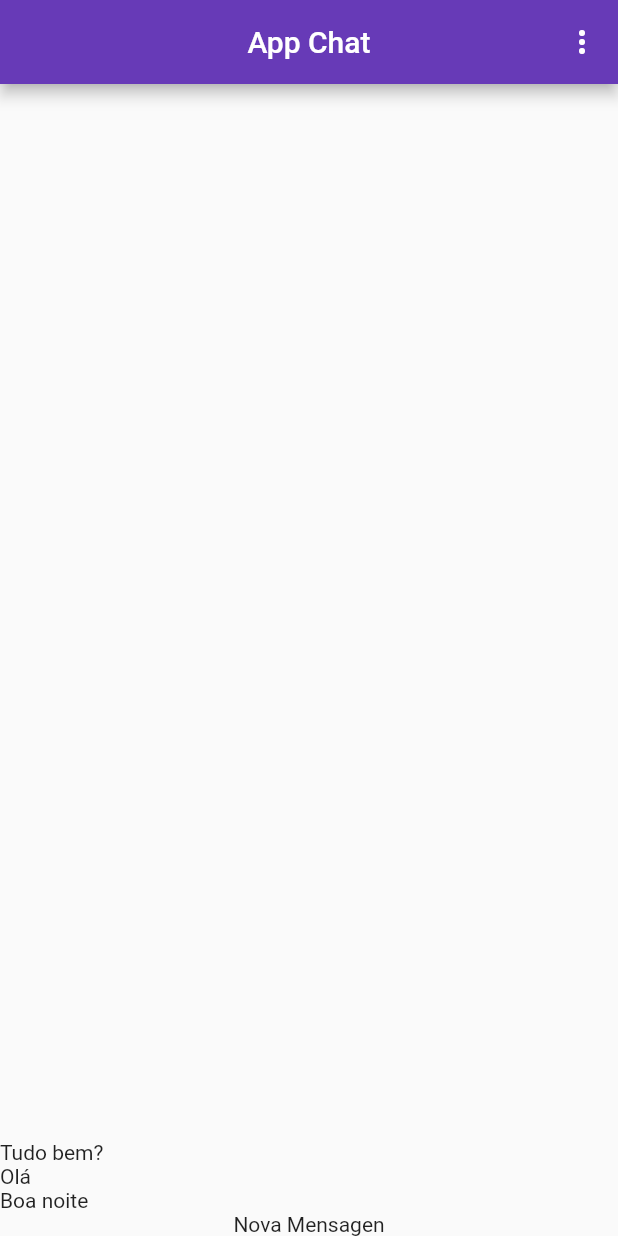
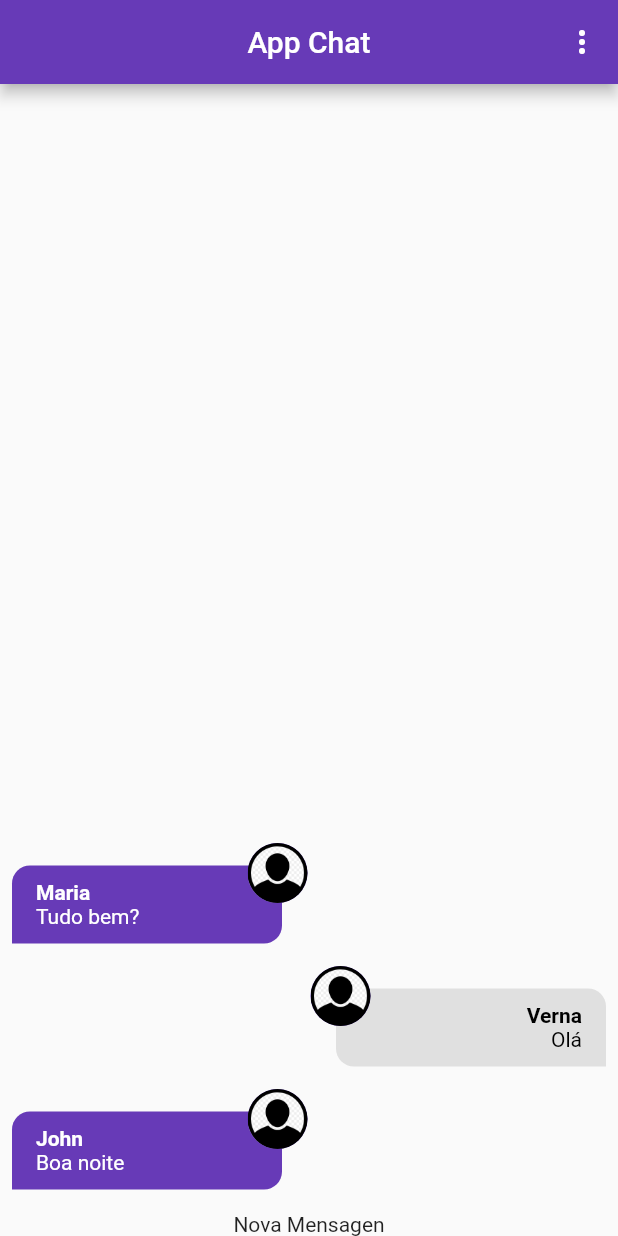
Before and after one commit to John-Rocha/chat-notification, a Flutter app: the screen it shows after launch, on a phone screen of 412 x 824 dp. Run offline on Flutter 3.47's test engine with Material 2 defaults, Android fonts, the phone set to English and light mode, and no system bars; our stand-ins replace firebase_core, image_picker; missing offline and left inert: validatorless; accounts and stored records are empty.

Commit message:
feat: created message bubble component

```diff
--- /dev/null
+++ b/lib/components/message_bubble.dart
@@ -0,0 +1,101 @@
+import 'dart:io';
+
+import 'package:flutter/material.dart';
+
+import 'package:chat_notification/core/models/chat_message.dart';
+
+class MessageBubble extends StatelessWidget {
+  static const _defaultImage = 'assets/images/avatar.png';
+  final ChatMessage message;
+  final bool belongsToCurrentUser;
+
+  const MessageBubble({
+    super.key,
+    required this.message,
+    required this.belongsToCurrentUser,
+  });
+
+  Widget _showUserImage(String imageURL) {
+    ImageProvider? provider;
+    final uri = Uri.parse(imageURL);
+
+    if (uri.path.contains(_defaultImage)) {
+      provider = const AssetImage(_defaultImage);
+    } else if (uri.scheme.contains('http')) {
+      provider = NetworkImage(uri.toString());
+    } else {
+      provider = FileImage(File(uri.toString()));
+    }
+
+    return CircleAvatar(
+      backgroundImage: provider,
+    );
+  }
+
+  @override
+  Widget build(BuildContext context) {
+    return Stack(
+      children: [
+        Row(
+          mainAxisAlignment: belongsToCurrentUser
+              ? MainAxisAlignment.end
+              : MainAxisAlignment.start,
+          children: [
+            Container(
+              decoration: BoxDecoration(
+                color: belongsToCurrentUser
+                    ? Colors.grey.shade300
+                    : Theme.of(context).colorScheme.secondary,
+                borderRadius: BorderRadius.only(
+                  topLeft: const Radius.circular(12),
+                  topRight: const Radius.circular(12),
+                  bottomLeft: belongsToCurrentUser
+                      ? const Radius.circular(12)
+                      : const Radius.circular(0),
+                  bottomRight: belongsToCurrentUser
+                      ? const Radius.circular(0)
+                      : const Radius.circular(12),
+                ),
+              ),
+              width: 180,
+              padding: const EdgeInsets.symmetric(
+                vertical: 10,
+                horizontal: 16,
+              ),
+              margin: const EdgeInsets.symmetric(
+                vertical: 15,
+                horizontal: 8,
+              ),
+              child: Column(
+                crossAxisAlignment: belongsToCurrentUser
+                    ? CrossAxisAlignment.end
+                    : CrossAxisAlignment.start,
+                children: [
+                  Text(
+                    message.userName,
+                    style: TextStyle(
+                      fontWeight: FontWeight.bold,
+                      color: belongsToCurrentUser ? Colors.black : Colors.white,
+                    ),
+                  ),
+                  Text(
+                    message.text,
+                    style: TextStyle(
+                      color: belongsToCurrentUser ? Colors.black : Colors.white,
+                    ),
+                  ),
+                ],
+              ),
+            ),
+          ],
+        ),
+        Positioned(
+          top: 0,
+          left: belongsToCurrentUser ? null : 165,
+          right: belongsToCurrentUser ? 165 : null,
+          child: _showUserImage(message.userImageUrl),
+        ),
+      ],
+    );
+  }
+}
--- a/lib/components/messages.dart
+++ b/lib/components/messages.dart
@@ -1,3 +1,5 @@
+import 'package:chat_notification/components/message_bubble.dart';
+import 'package:chat_notification/core/services/auth/auth_service.dart';
 import 'package:chat_notification/core/services/chat/chat_service.dart';
 import 'package:flutter/material.dart';
 
@@ -6,6 +8,7 @@ class Messages extends StatelessWidget {
 
   @override
   Widget build(BuildContext context) {
+    final currentUser = AuthService().currentUser;
     return StreamBuilder(
       stream: ChatService().messagesStream(),
       builder: (context, snapshot) {
@@ -23,7 +26,11 @@ class Messages extends StatelessWidget {
             reverse: true,
             itemCount: messages.length,
             itemBuilder: (_, index) {
-              return Text(messages[index].text);
+              return MessageBubble(
+                key: ValueKey(messages[index].id),
+                message: messages[index],
+                belongsToCurrentUser: currentUser?.id == messages[index].userId,
+              );
             },
           );
         }
--- a/lib/core/services/chat/chat_service_impl.dart
+++ b/lib/core/services/chat/chat_service_impl.dart
@@ -21,7 +21,7 @@ class ChatServiceImpl implements ChatService {
       id: '2',
       text: 'Olá',
       createdAt: DateTime.now(),
-      userId: '1234',
+      userId: '1',
       userName: 'Verna',
       userImageUrl: 'assets/images/avatar.png',
     ),
```
